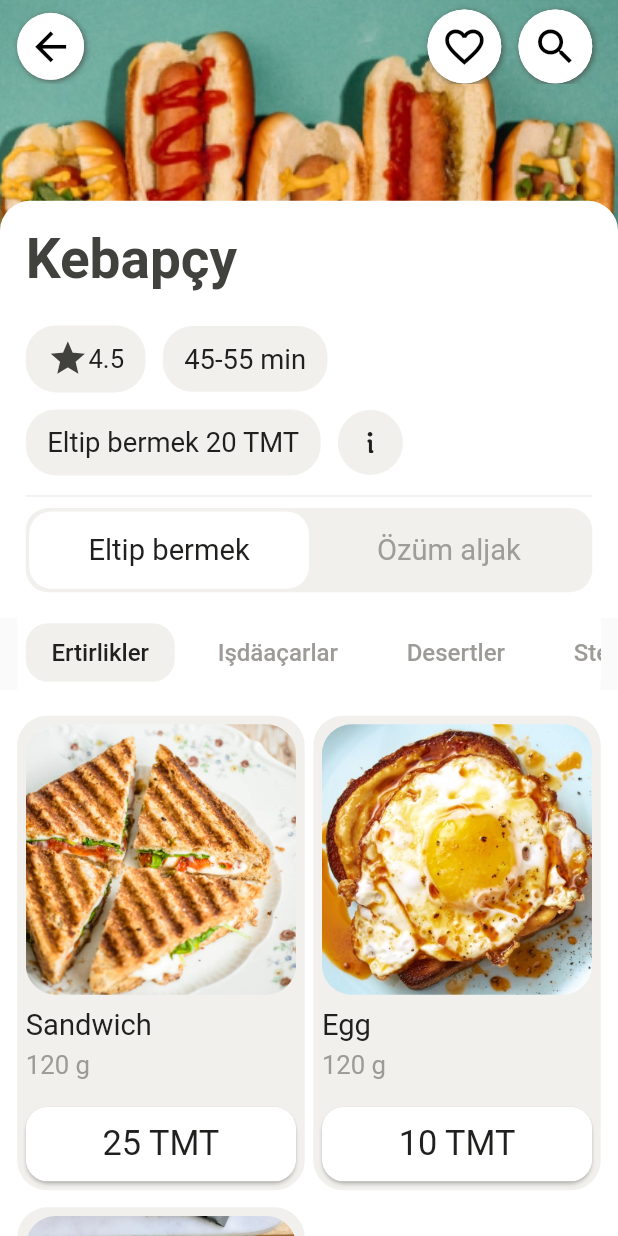
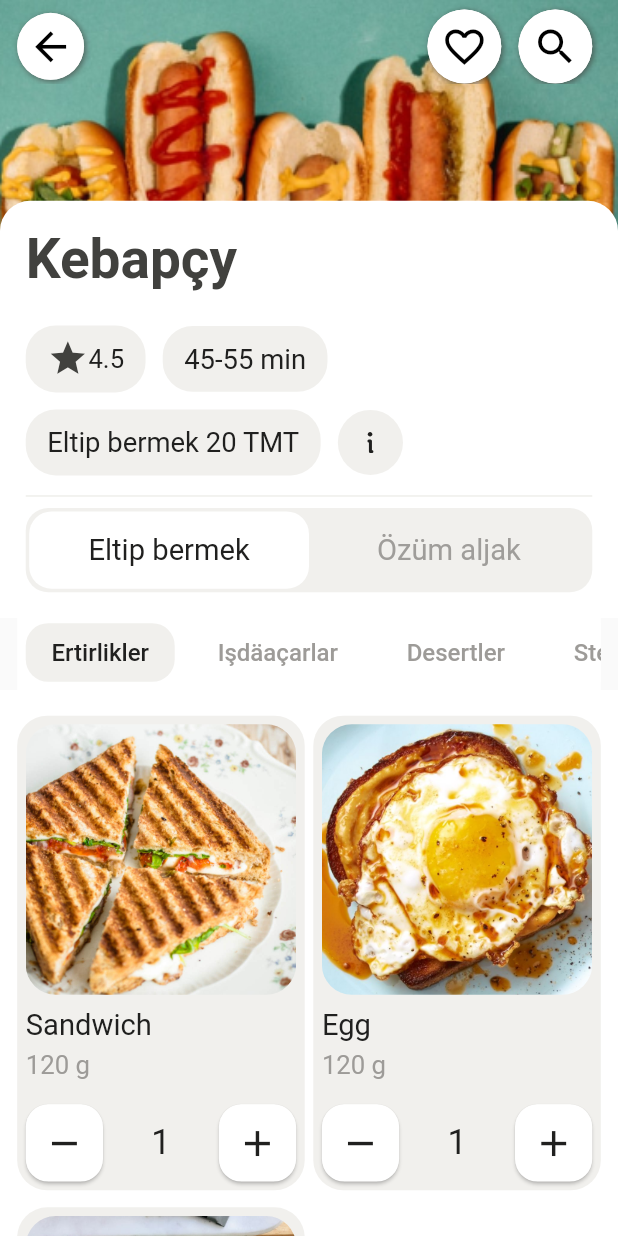
Before and after one commit to Ruslanbek0809/yoda_restoran, a Flutter app: the RestaurantDetailsScreen screen opened directly, after a tap on an icon or button, on a phone screen of 412 x 824 dp. Run offline on Flutter 3.47's test engine with Material 2 defaults, Android fonts, the phone set to English and light mode, and no system bars; our stand-ins replace cached_network_image, carousel_slider, extended_nested_scroll_view, flutter_screenutil, flutter_svg, mask_text_input_formatter.

Commit message:
cart buttons was added. AnimatedSwitcher was used for animation between buttons

```diff
--- a/lib/screens/restaurant/restaurant_details_screen.dart
+++ b/lib/screens/restaurant/restaurant_details_screen.dart
@@ -20,6 +20,7 @@ class _RestaurantDetailsScreenState extends State<RestaurantDetailsScreen>
   late ScrollController _scrollController;
   bool lastStatus = true;
   bool isDelivery = true;
+  bool isButtonToggled = false;
   int _activeIndex = 0;
   late AnimationController _tweenController;
   Tween<double> _tween = Tween(begin: 1, end: 0.98);
@@ -584,32 +585,110 @@ class _RestaurantDetailsScreenState extends State<RestaurantDetailsScreen>
                                         Spacer(),
                                         AnimatedSwitcher(
                                           duration: Duration(milliseconds: 300),
-                                          child: Material(
-                                            color: Colors.transparent,
-                                            borderRadius:
-                                                AppTheme().buttonBorderRadius,
+                                          child: isButtonToggled
+                                              ? Row(
+                                                  mainAxisAlignment:
+                                                      MainAxisAlignment
+                                                          .spaceBetween,
+                                                  children: [
+                                                    Material(
+                                                      color: AppTheme.WHITE,
+                                                      borderRadius: AppTheme()
+                                                          .buttonBorderRadius,
                                                       elevation: 1,
                                                       child: InkWell(
-                                              borderRadius:
-                                                  AppTheme().buttonBorderRadius,
+                                                        borderRadius: AppTheme()
+                                                            .buttonBorderRadius,
                                                         onTap: () async {
-                                                _tweenController.forward();
+                                                          _tweenController
+                                                              .forward();
+                                                          if (isButtonToggled)
+                                                            setState(() {
+                                                              isButtonToggled =
+                                                                  !isButtonToggled;
+                                                            });
+                                                        },
+                                                        child: Padding(
+                                                          padding:
+                                                              EdgeInsets.all(
+                                                                  10.w),
+                                                          child: Icon(
+                                                            Icons.remove,
+                                                            size: 25.w,
+                                                            color: AppTheme
+                                                                .FONT_COLOR,
+                                                          ),
+                                                        ),
+                                                      ),
+                                                    ),
+                                                    Text(
+                                                      '1',
+                                                      style: TextStyle(
+                                                        fontSize: 20.sp,
+                                                        color:
+                                                            AppTheme.FONT_COLOR,
+                                                      ),
+                                                    ),
+                                                    Material(
+                                                      color: AppTheme.WHITE,
+                                                      borderRadius: AppTheme()
+                                                          .buttonBorderRadius,
+                                                      elevation: 1,
+                                                      child: InkWell(
+                                                        borderRadius: AppTheme()
+                                                            .buttonBorderRadius,
+                                                        onTap: () {},
+                                                        child: Padding(
+                                                          padding:
+                                                              EdgeInsets.all(
+                                                                  10.w),
+                                                          child: Icon(
+                                                            Icons.add,
+                                                            size: 25.w,
+                                                            color: AppTheme
+                                                                .FONT_COLOR,
+                                                          ),
+                                                        ),
+                                                      ),
+                                                    ),
+                                                  ],
+                                                )
+                                              : Material(
+                                                  color: Colors.transparent,
+                                                  borderRadius: AppTheme()
+                                                      .buttonBorderRadius,
+                                                  elevation: 1,
+                                                  child: InkWell(
+                                                    borderRadius: AppTheme()
+                                                        .buttonBorderRadius,
+                                                    onTap: () async {
+                                                      _tweenController
+                                                          .forward();
+                                                      if (!isButtonToggled)
+                                                        setState(() {
+                                                          isButtonToggled =
+                                                              !isButtonToggled;
+                                                        });
                                                     },
                                                     child: Ink(
-                                                width: constraints.maxWidth,
+                                                      width:
+                                                          constraints.maxWidth,
                                                       decoration: BoxDecoration(
                                                         color: AppTheme.WHITE,
                                                         borderRadius: AppTheme()
                                                             .buttonBorderRadius,
                                                       ),
-                                                padding: EdgeInsets.symmetric(
+                                                      padding:
+                                                          EdgeInsets.symmetric(
                                                               vertical: 10.w),
                                                       child: Text(
                                                         '${_foodList[pos].price} TMT',
-                                                  textAlign: TextAlign.center,
+                                                        textAlign:
+                                                            TextAlign.center,
                                                         style: TextStyle(
                                                           fontSize: 20.sp,
-                                                    color: AppTheme.FONT_COLOR,
+                                                          color: AppTheme
+                                                              .FONT_COLOR,
                                                         ),
                                                       ),
                                                     ),
```
Lines whose indentation alone changed are shown as unchanged.
